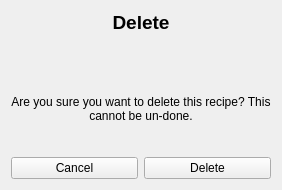
Old version of the form home_ims/src/view/ui/popup/delete_recipe.ui in the repository isaac-ucalgary/CPSC471_Fall2024_GroupProject.
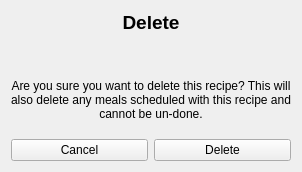
New version of the form.

Commit message: Recipe and meal views mostly complete.

```diff
--- a/home_ims/src/view/ui/popup/delete_recipe.ui
+++ b/home_ims/src/view/ui/popup/delete_recipe.ui
@@ -6,8 +6,8 @@
    <rect>
     <x>0</x>
     <y>0</y>
-    <width>236</width>
-    <height>190</height>
+    <width>249</width>
+    <height>172</height>
    </rect>
   </property>
   <property name="sizePolicy">
@@ -74,7 +74,7 @@
       </sizepolicy>
      </property>
      <property name="text">
-      <string>Are you sure you want to delete this recipe? This cannot be un-done.</string>
+      <string>Are you sure you want to delete this recipe? This will also delete any meals scheduled with this recipe and cannot be un-done.</string>
      </property>
      <property name="alignment">
       <set>Qt::AlignCenter</set>
```
The commit also changes 8 other files.
